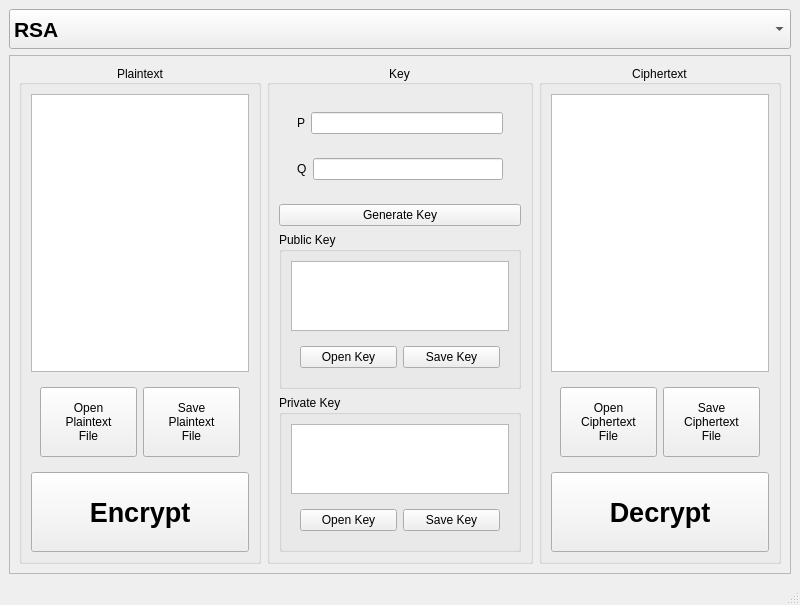
Above: crypt/gui/mainwindow.ui from SteveImmanuel/modern-cryptography before the change. Below: the same form after it.
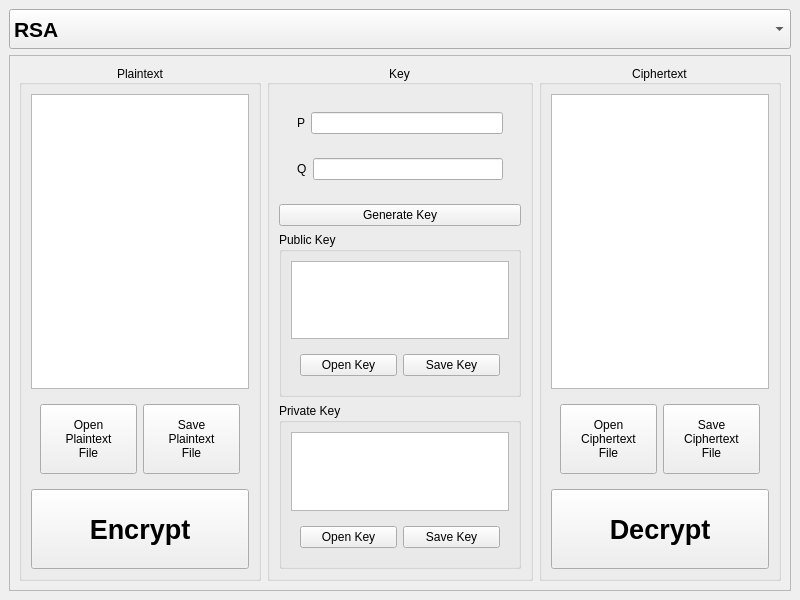
That is the form after the change.

Commit message: feat: Update mainwindow.ui and rename qtObject

The edit to the form file:
```diff
--- a/crypt/gui/mainwindow.ui
+++ b/crypt/gui/mainwindow.ui
@@ -418,7 +418,6 @@
     </rect>
    </property>
   </widget>
-  <widget class="QStatusBar" name="statusbar"/>
  </widget>
  <resources/>
  <connections/>
```
Left out of the diff: 50 changed lines with no effect on the pictures.
